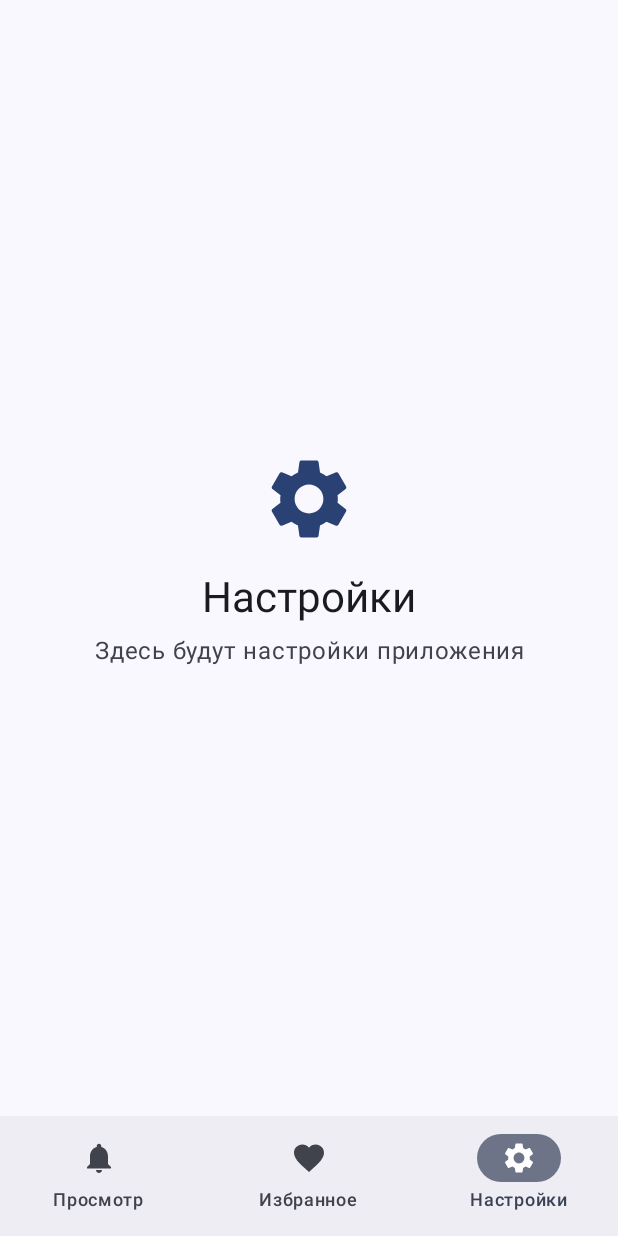
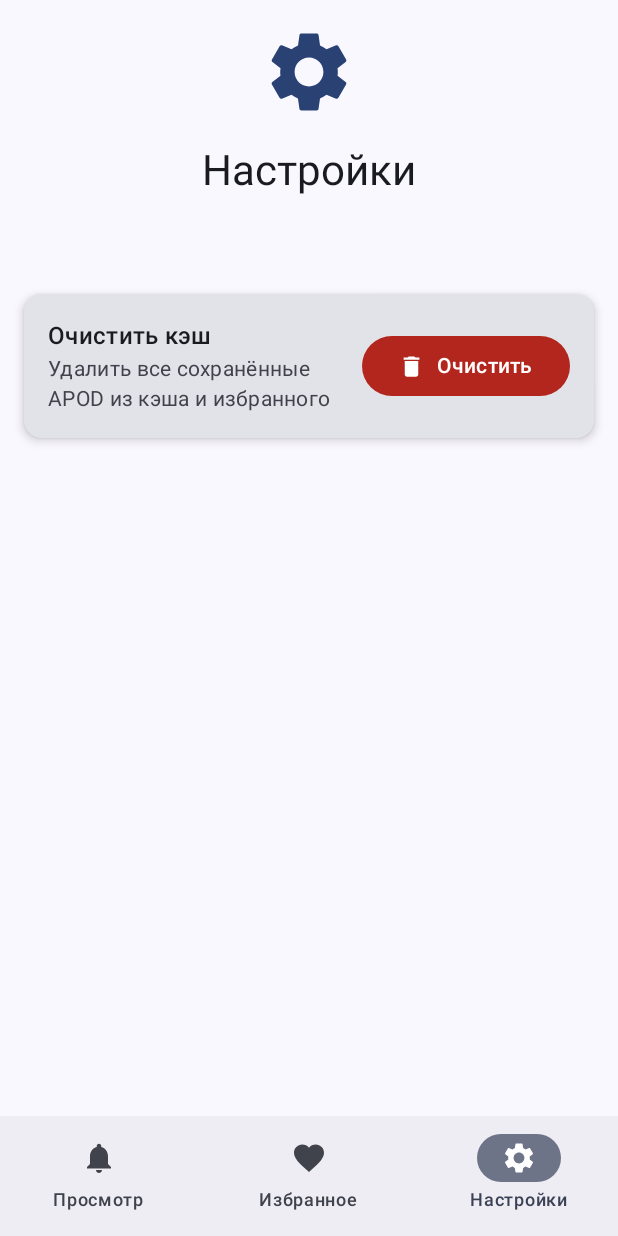
Before and after one commit to Evgen1994-McD/PlanetsNASA, an Android app built with Jetpack Compose: the screen it shows after launch (MainActivity), item 3 of the bottom bar chosen, on a phone screen of 412 x 824 dp. Run offline under Robolectric (Android 15) with nearby library versions, the phone set to English and light mode, and no system bars; our stand-ins replace Room's generated code, paging; pictures from the network do not load.

Commit message:
up удаление кеша

```diff
--- a/app/src/main/java/com/example/planets/data/database/ApodDao.kt
+++ b/app/src/main/java/com/example/planets/data/database/ApodDao.kt
@@ -31,6 +31,9 @@ interface ApodDao {
     @Query("DELETE FROM apod_cache WHERE cachedAt < :timestamp")
     suspend fun deleteOldApods(timestamp: Long)
 
+    @Query("DELETE FROM apod_cache")
+    suspend fun deleteAllApods()
+
     @Query("SELECT COUNT(*) FROM apod_cache")
     suspend fun getCachedApodsCount(): Int
 
@@ -50,6 +53,9 @@ interface ApodDao {
     @Query("DELETE FROM favorites WHERE date = :date")
     suspend fun deleteFavoriteByDate(date: String)
 
+    @Query("DELETE FROM favorites")
+    suspend fun deleteAllFavorites()
+
     @Query("SELECT COUNT(*) FROM favorites")
     suspend fun getFavoritesCount(): Int
 
--- a/app/src/main/java/com/example/planets/navigation/ApodNavigation.kt
+++ b/app/src/main/java/com/example/planets/navigation/ApodNavigation.kt
@@ -65,7 +65,7 @@ fun ApodNavigation(
 
         // Settings screen
         composable("settings") {
-            SettingsScreen()
+            SettingsScreen(viewModel = viewModel)
         }
     }
 }
--- a/app/src/main/java/com/example/planets/ui/screens/SettingsScreen.kt
+++ b/app/src/main/java/com/example/planets/ui/screens/SettingsScreen.kt
@@ -2,22 +2,27 @@ package com.example.planets.ui.screens
 
 import androidx.compose.foundation.layout.*
 import androidx.compose.material.icons.Icons
+import androidx.compose.material.icons.filled.Delete
 import androidx.compose.material.icons.filled.Settings
 import androidx.compose.material3.*
-import androidx.compose.runtime.Composable
+import androidx.compose.runtime.*
 import androidx.compose.ui.Alignment
 import androidx.compose.ui.Modifier
 import androidx.compose.ui.text.style.TextAlign
 import androidx.compose.ui.unit.dp
+import com.example.planets.ui.viewmodel.ApodViewModel
 
 @Composable
-fun SettingsScreen() {
+fun SettingsScreen(viewModel: ApodViewModel) {
+    var showClearCacheDialog by remember { mutableStateOf(false) }
+    var showSuccessMessage by remember { mutableStateOf(false) }
+
     Column(
         modifier = Modifier
             .fillMaxSize()
             .padding(16.dp),
         horizontalAlignment = Alignment.CenterHorizontally,
-        verticalArrangement = Arrangement.Center
+        verticalArrangement = Arrangement.spacedBy(16.dp)
     ) {
         Icon(
             imageVector = Icons.Default.Settings,
@@ -26,21 +31,106 @@ fun SettingsScreen() {
             tint = MaterialTheme.colorScheme.primary
         )
 
-        Spacer(modifier = Modifier.height(16.dp))
-
         Text(
             text = "Настройки",
             style = MaterialTheme.typography.headlineMedium,
             textAlign = TextAlign.Center
         )
 
-        Spacer(modifier = Modifier.height(8.dp))
+        Spacer(modifier = Modifier.height(32.dp))
 
-        Text(
-            text = "Здесь будут настройки приложения",
-            style = MaterialTheme.typography.bodyLarge,
-            textAlign = TextAlign.Center,
-            color = MaterialTheme.colorScheme.onSurfaceVariant
+        // Кнопка очистки кэша
+        Card(
+            modifier = Modifier.fillMaxWidth(),
+            elevation = CardDefaults.cardElevation(defaultElevation = 4.dp)
+        ) {
+            Row(
+                modifier = Modifier
+                    .fillMaxWidth()
+                    .padding(16.dp),
+                horizontalArrangement = Arrangement.SpaceBetween,
+                verticalAlignment = Alignment.CenterVertically
+            ) {
+                Column(
+                    modifier = Modifier.weight(1f)
+                ) {
+                    Text(
+                        text = "Очистить кэш",
+                        style = MaterialTheme.typography.titleMedium
+                    )
+                    Text(
+                        text = "Удалить все сохранённые APOD из кэша и избранного",
+                        style = MaterialTheme.typography.bodyMedium,
+                        color = MaterialTheme.colorScheme.onSurfaceVariant
+                    )
+                }
+
+                Button(
+                    onClick = { showClearCacheDialog = true },
+                    colors = ButtonDefaults.buttonColors(
+                        containerColor = MaterialTheme.colorScheme.error
+                    )
+                ) {
+                    Icon(
+                        imageVector = Icons.Default.Delete,
+                        contentDescription = "Clear cache",
+                        modifier = Modifier.size(18.dp)
+                    )
+                    Spacer(modifier = Modifier.width(8.dp))
+                    Text("Очистить")
+                }
+            }
+        }
+    }
+
+    // Диалог подтверждения
+    if (showClearCacheDialog) {
+        AlertDialog(
+            onDismissRequest = { showClearCacheDialog = false },
+            title = {
+                Text("Очистить кэш?")
+            },
+            text = {
+                Text("Это действие удалит все сохранённые APOD из кэша и избранного. При следующей загрузке данные будут загружены заново.")
+            },
+            confirmButton = {
+                TextButton(
+                    onClick = {
+                        viewModel.clearAllCache()
+                        showClearCacheDialog = false
+                        showSuccessMessage = true
+                    }
+                ) {
+                    Text("Очистить")
+                }
+            },
+            dismissButton = {
+                TextButton(
+                    onClick = { showClearCacheDialog = false }
+                ) {
+                    Text("Отмена")
+                }
+            }
+        )
+    }
+
+    // Диалог успешной очистки
+    if (showSuccessMessage) {
+        AlertDialog(
+            onDismissRequest = { showSuccessMessage = false },
+            title = {
+                Text("Кэш очищен")
+            },
+            text = {
+                Text("Все сохранённые APOD удалены из кэша и избранного. При следующей загрузке данные будут загружены заново.")
+            },
+            confirmButton = {
+                TextButton(
+                    onClick = { showSuccessMessage = false }
+                ) {
+                    Text("ОК")
+                }
+            }
         )
     }
 }
```
Also changed, not shown: app/src/main/java/com/example/planets/data/repository/ApodRepository.kt (+21 -0 lines), app/src/main/java/com/example/planets/ui/viewmodel/ApodViewModel.kt (+8 -0 lines).
